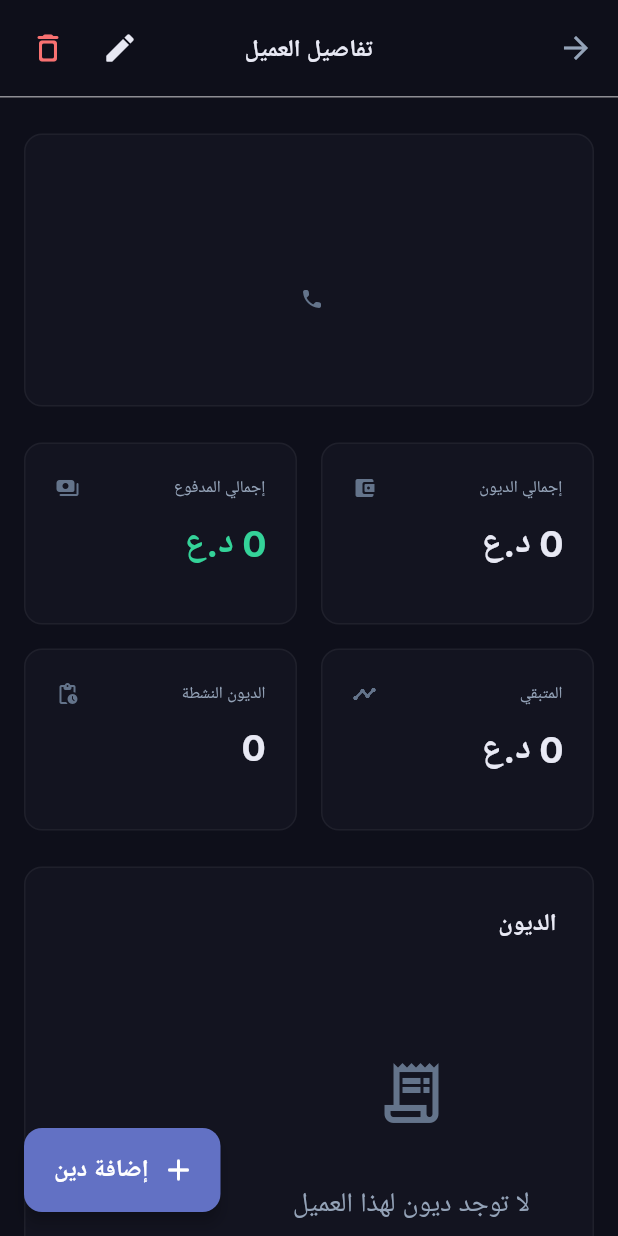
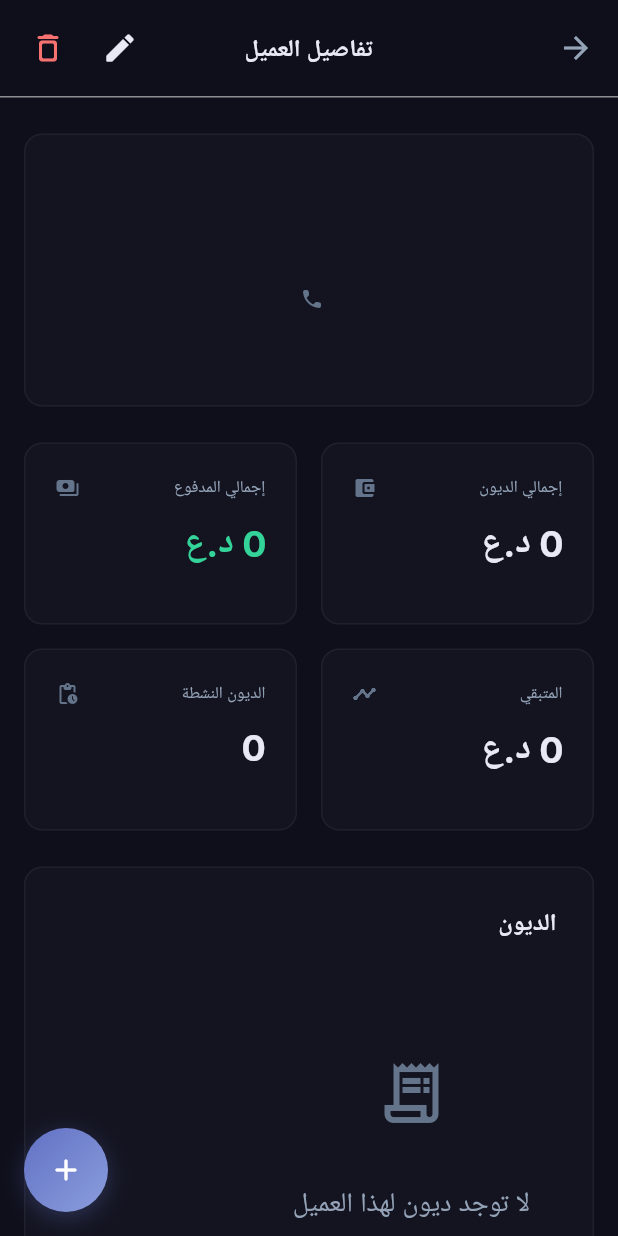
Before and after one commit to kararha/debity, a Flutter app: the CustomerDetailsScreen screen opened directly with empty values, on a phone screen of 412 x 824 dp. Run offline on Flutter 3.47's test engine with Material 3 defaults, Android fonts, the phone set to English and light mode, and no system bars; our stand-ins replace firebase_core, firebase_messaging, flutter_local_notifications, flutter_secure_storage, google_fonts, shared_preferences and 1 more; accounts and stored records are empty; network calls fail.

Commit message:
Refactor floating action button in CustomerDetailsScreen for improved design and functionality

```diff
--- a/lib/screens/customers/customer_details_screen.dart
+++ b/lib/screens/customers/customer_details_screen.dart
@@ -260,8 +260,27 @@ class _CustomerDetailsScreenState extends State<CustomerDetailsScreen> {
           ),
         ),
       ),
-      // Upgraded FAB for clearer action
-      floatingActionButton: FloatingActionButton.extended(
+      // Glowing circular add button
+      floatingActionButton: Container(
+        width: 56,
+        height: 56,
+        decoration: BoxDecoration(
+          shape: BoxShape.circle,
+          gradient: LinearGradient(
+            begin: Alignment.topLeft,
+            end: Alignment.bottomRight,
+            colors: [AppColors.brand500, AppColors.brand400],
+          ),
+          boxShadow: [
+            BoxShadow(
+              color: AppColors.brand500.withValues(alpha: 0.28),
+              blurRadius: 12,
+              spreadRadius: 1,
+              offset: const Offset(0, 4),
+            ),
+          ],
+        ),
+        child: IconButton(
           onPressed: () async {
             final result = await Navigator.push(
               context,
@@ -269,16 +288,10 @@ class _CustomerDetailsScreenState extends State<CustomerDetailsScreen> {
                 builder: (context) => AddDebtScreen(customer: _customer),
               ),
             );
-          if (result == true) {
-            _loadDebts();
-          }
+            if (result == true) _loadDebts();
           },
-        backgroundColor: AppColors.brand500,
-        elevation: 4,
           icon: const Icon(Icons.add_rounded, color: Colors.white),
-        label: const Text(
-          'إضافة دين',
-          style: TextStyle(color: Colors.white, fontWeight: FontWeight.w600, fontSize: 16),
+          tooltip: AppLocalizations.of(context).addDebt,
         ),
       ),
     );
```
Lines whose indentation alone changed are shown as unchanged.
